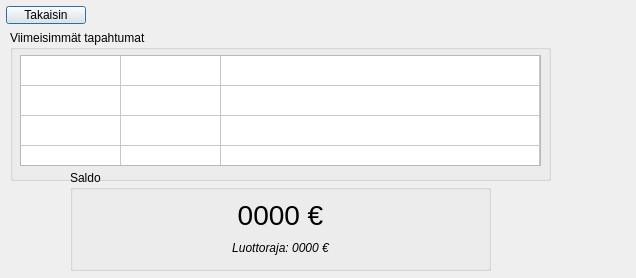
This is frontend/balanceDLL/balancedialog.ui in JnsRdnp/ATM-Simulator as Qt 5 draws it before an edit. The edited form follows.
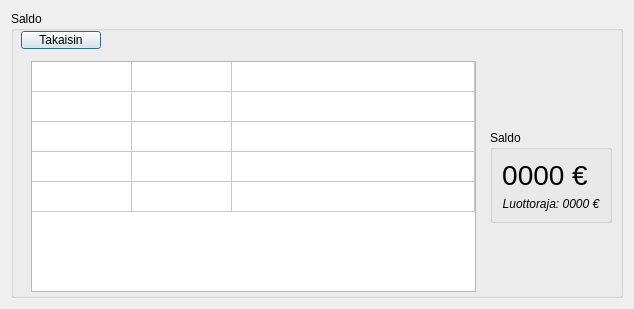
This is the edited form.

Commit message: balance fullscreen setup

Diff of the .ui file:
```diff
--- a/frontend/balanceDLL/balancedialog.ui
+++ b/frontend/balanceDLL/balancedialog.ui
@@ -6,8 +6,8 @@
    <rect>
     <x>0</x>
     <y>0</y>
-    <width>636</width>
-    <height>278</height>
+    <width>634</width>
+    <height>309</height>
    </rect>
   </property>
   <property name="sizePolicy">
@@ -19,11 +19,17 @@
   <property name="windowTitle">
    <string/>
   </property>
+  <layout class="QVBoxLayout" name="verticalLayout">
+   <item>
+    <widget class="QGroupBox" name="groupBox_2">
+     <property name="title">
+      <string>Saldo</string>
+     </property>
   <widget class="QPushButton" name="btnReturn">
    <property name="geometry">
     <rect>
-     <x>6</x>
-     <y>6</y>
+        <x>10</x>
+        <y>20</y>
      <width>80</width>
      <height>18</height>
     </rect>
@@ -32,92 +38,24 @@
     <string>Takaisin</string>
    </property>
   </widget>
-  <widget class="QGroupBox" name="groupBox">
+     <widget class="QWidget" name="horizontalLayoutWidget">
    <property name="geometry">
     <rect>
-     <x>70</x>
-     <y>170</y>
-     <width>421</width>
-     <height>101</height>
-    </rect>
-   </property>
-   <property name="sizePolicy">
-    <sizepolicy hsizetype="Maximum" vsizetype="Maximum">
-     <horstretch>0</horstretch>
-     <verstretch>0</verstretch>
-    </sizepolicy>
-   </property>
-   <property name="font">
-    <font>
-     <family>Segoe UI</family>
-    </font>
-   </property>
-   <property name="title">
-    <string>Saldo</string>
-   </property>
-   <layout class="QHBoxLayout" name="horizontalLayout_3">
+        <x>20</x>
+        <y>50</y>
+        <width>581</width>
+        <height>231</height>
+       </rect>
+      </property>
+      <layout class="QHBoxLayout" name="horizontalLayout">
+       <property name="spacing">
+        <number>14</number>
+       </property>
+       <property name="sizeConstraint">
+        <enum>QLayout::SetNoConstraint</enum>
+       </property>
     <item>
-     <layout class="QGridLayout" name="gridLayout">
-      <item row="1" column="1">
-       <widget class="QLabel" name="lblBalance">
-        <property name="font">
-         <font>
-          <family>Segoe UI</family>
-          <pointsize>21</pointsize>
-          <italic>false</italic>
-          <bold>false</bold>
-          <underline>false</underline>
-         </font>
-        </property>
-        <property name="text">
-         <string>0000 €</string>
-        </property>
-        <property name="alignment">
-         <set>Qt::AlignCenter</set>
-        </property>
-       </widget>
-      </item>
-      <item row="3" column="1">
-       <widget class="QLabel" name="lblCreditlimit">
-        <property name="font">
-         <font>
-          <family>Segoe UI</family>
-          <italic>true</italic>
-         </font>
-        </property>
-        <property name="text">
-         <string>Luottoraja: 0000 €</string>
-        </property>
-        <property name="alignment">
-         <set>Qt::AlignCenter</set>
-        </property>
-       </widget>
-      </item>
-     </layout>
-    </item>
-   </layout>
-  </widget>
-  <widget class="QGroupBox" name="groupBox_2">
-   <property name="geometry">
-    <rect>
-     <x>10</x>
-     <y>30</y>
-     <width>541</width>
-     <height>151</height>
-    </rect>
-   </property>
-   <property name="title">
-    <string>Viimeisimmät tapahtumat</string>
-   </property>
    <widget class="QTableWidget" name="tblHistory">
-    <property name="geometry">
-     <rect>
-      <x>10</x>
-      <y>25</y>
-      <width>521</width>
-      <height>111</height>
-     </rect>
-    </property>
     <property name="sizePolicy">
      <sizepolicy hsizetype="Minimum" vsizetype="Expanding">
       <horstretch>0</horstretch>
@@ -232,7 +170,67 @@
      </property>
     </item>
    </widget>
-  </widget>
+       </item>
+       <item>
+        <widget class="QGroupBox" name="groupBox">
+         <property name="sizePolicy">
+          <sizepolicy hsizetype="Maximum" vsizetype="Maximum">
+           <horstretch>0</horstretch>
+           <verstretch>0</verstretch>
+          </sizepolicy>
+         </property>
+         <property name="font">
+          <font>
+           <family>Segoe UI</family>
+          </font>
+         </property>
+         <property name="title">
+          <string>Saldo</string>
+         </property>
+         <layout class="QFormLayout" name="formLayout">
+          <item row="0" column="0">
+           <widget class="QLabel" name="lblBalance">
+            <property name="font">
+             <font>
+              <family>Segoe UI</family>
+              <pointsize>21</pointsize>
+              <italic>false</italic>
+              <bold>false</bold>
+              <underline>false</underline>
+             </font>
+            </property>
+            <property name="text">
+             <string>0000 €</string>
+            </property>
+            <property name="alignment">
+             <set>Qt::AlignCenter</set>
+            </property>
+           </widget>
+          </item>
+          <item row="1" column="0">
+           <widget class="QLabel" name="lblCreditlimit">
+            <property name="font">
+             <font>
+              <family>Segoe UI</family>
+              <italic>true</italic>
+             </font>
+            </property>
+            <property name="text">
+             <string>Luottoraja: 0000 €</string>
+            </property>
+            <property name="alignment">
+             <set>Qt::AlignCenter</set>
+            </property>
+           </widget>
+          </item>
+         </layout>
+        </widget>
+       </item>
+      </layout>
+     </widget>
+    </widget>
+   </item>
+  </layout>
  </widget>
  <resources/>
  <connections/>
```
Lines whose indentation alone changed are shown as unchanged.
